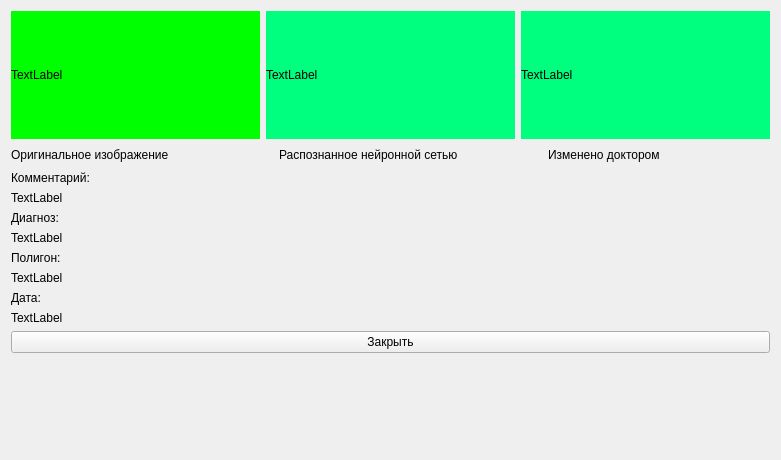
The window that view/qt_ui_source/more_history_patient_item.ui (Andrew-up/vgtu_frontend) describes before a commit, drawn with Qt 5.
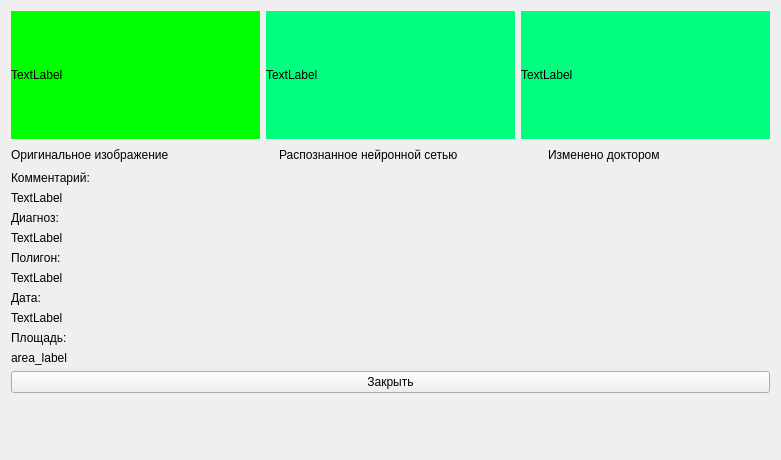
The same window after the commit.

```diff
--- a/view/qt_ui_source/more_history_patient_item.ui
+++ b/view/qt_ui_source/more_history_patient_item.ui
@@ -233,6 +233,20 @@
        </property>
       </widget>
      </item>
+     <item>
+      <widget class="QLabel" name="label_8">
+       <property name="text">
+        <string>Площадь:</string>
+       </property>
+      </widget>
+     </item>
+     <item>
+      <widget class="QLabel" name="area_label">
+       <property name="text">
+        <string>area_label</string>
+       </property>
+      </widget>
+     </item>
     </layout>
    </item>
    <item>
```
